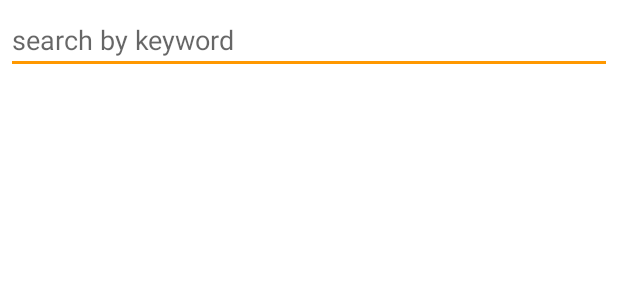
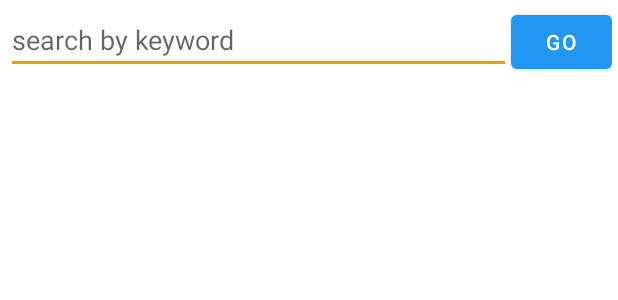
Before and after one commit to TheWhiteWater/NewsFeed, an Android app: the layout fragment_search.xml on its own in the app's theme, with its tools: preview values and no code run, on a phone screen of 412 x 824 dp. Shown: the top 300 px of the screen. Run offline under Robolectric (Android 15) with nearby library versions, the phone set to English and light mode, and no system bars.

Commit message:
search button implemented

```diff
--- a/app/build.gradle
+++ b/app/build.gradle
@@ -1,4 +1,5 @@
 apply plugin: 'com.android.application'
+apply plugin: "kotlin-android-extensions"
 apply plugin: "androidx.navigation.safeargs"
 
 android {
--- a/app/src/main/java/nz/co/redice/newsfeeder/repository/utils/Constants.java
+++ b/app/src/main/java/nz/co/redice/newsfeeder/repository/utils/Constants.java
@@ -19,4 +19,5 @@ public class Constants {
             Category.TECHNOLOGY);
 
     public static final String DATABASE = "appDatabase";
+
 }
--- a/app/src/main/res/layout/fragment_home.xml
+++ b/app/src/main/res/layout/fragment_home.xml
@@ -26,8 +26,10 @@
         android:layout_width="wrap_content"
         android:layout_height="wrap_content"
         android:layout_gravity="end|bottom"
+        android:backgroundTint="@android:color/holo_blue_dark"
         android:src="@drawable/ic_search"
         android:contentDescription="@string/fab_description"
+        app:borderWidth="0dp"
         android:layout_margin="16dp" />
 
 </androidx.coordinatorlayout.widget.CoordinatorLayout>
--- a/app/src/main/res/layout/fragment_search.xml
+++ b/app/src/main/res/layout/fragment_search.xml
@@ -1,6 +1,5 @@
 <?xml version="1.0" encoding="utf-8"?>
-<androidx.constraintlayout.widget.ConstraintLayout
-    xmlns:android="http://schemas.android.com/apk/res/android"
+<androidx.constraintlayout.widget.ConstraintLayout xmlns:android="http://schemas.android.com/apk/res/android"
     xmlns:app="http://schemas.android.com/apk/res-auto"
     xmlns:tools="http://schemas.android.com/tools"
     android:id="@+id/parentLayout"
@@ -13,20 +12,33 @@
     <EditText
         android:id="@+id/editText"
         android:layout_width="0dp"
+        android:layout_height="wrap_content"
         android:hint="search by keyword"
+        app:layout_constraintHorizontal_weight="5"
+        app:layout_constraintEnd_toStartOf="@+id/searchButton"
+        app:layout_constraintHorizontal_bias="0.5"
+        app:layout_constraintStart_toStartOf="parent"
+        app:layout_constraintTop_toTopOf="parent" />
+
+    <Button
+        android:id="@+id/searchButton"
+        android:layout_width="0dp"
         android:layout_height="wrap_content"
+        app:layout_constraintHorizontal_weight="1"
+        android:text="go"
         app:layout_constraintEnd_toEndOf="parent"
         app:layout_constraintHorizontal_bias="0.5"
-        app:layout_constraintStart_toStartOf="parent"
+        app:layout_constraintStart_toEndOf="@+id/editText"
         app:layout_constraintTop_toTopOf="parent" />
 
 
     <androidx.recyclerview.widget.RecyclerView
         android:id="@+id/recyclerview"
-        android:layout_width="match_parent"
+        android:layout_width="401dp"
         android:layout_height="0dp"
         app:layout_constraintBottom_toBottomOf="parent"
         app:layout_constraintEnd_toEndOf="parent"
+        app:layout_constraintHorizontal_bias="0.5"
         app:layout_constraintStart_toStartOf="parent"
         app:layout_constraintTop_toBottomOf="@+id/editText" />
 
--- a/build.gradle
+++ b/build.gradle
@@ -8,7 +8,7 @@ buildscript {
 
     }
     dependencies {
-        classpath 'com.android.tools.build:gradle:3.6.3'
+        classpath 'com.android.tools.build:gradle:4.0.0'
         def nav_version = "2.3.0-alpha06"
         classpath "androidx.navigation:navigation-safe-args-gradle-plugin:$nav_version"
         // NOTE: Do not place your application dependencies here; they belong
```
Also changed, not shown: app/src/main/java/nz/co/redice/newsfeeder/view/SearchFragment.java (+15 -5 lines), app/src/main/java/nz/co/redice/newsfeeder/view/presentation/PagerAdapter.java (+0 -15 lines), gradle/wrapper/gradle-wrapper.properties.
